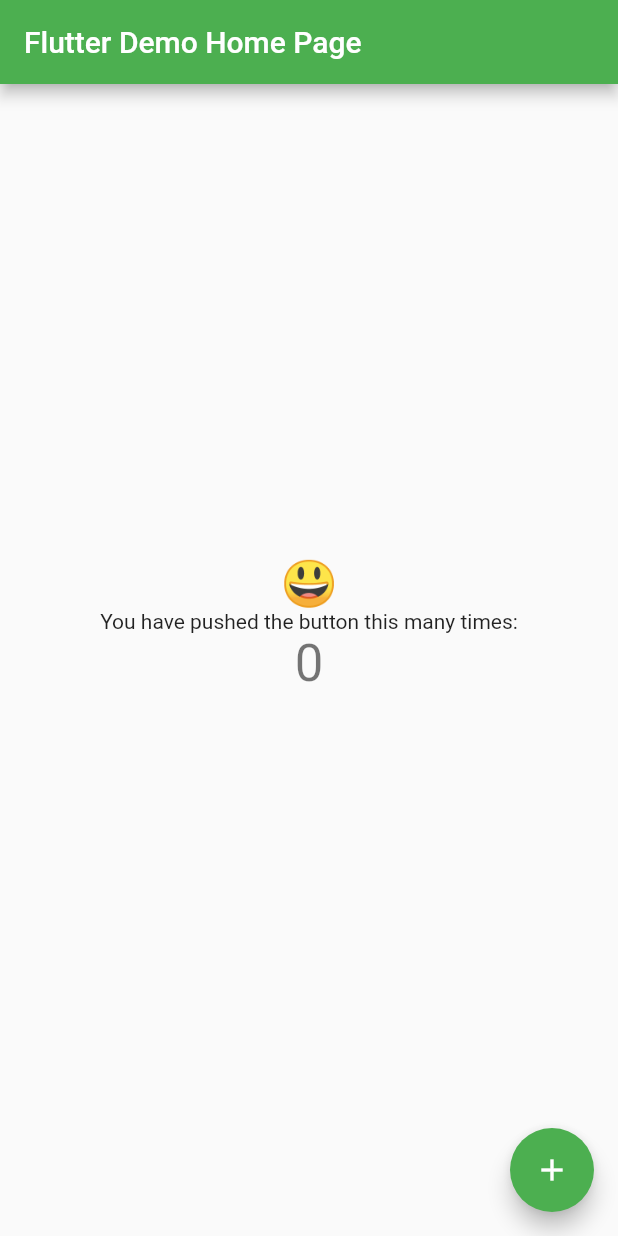
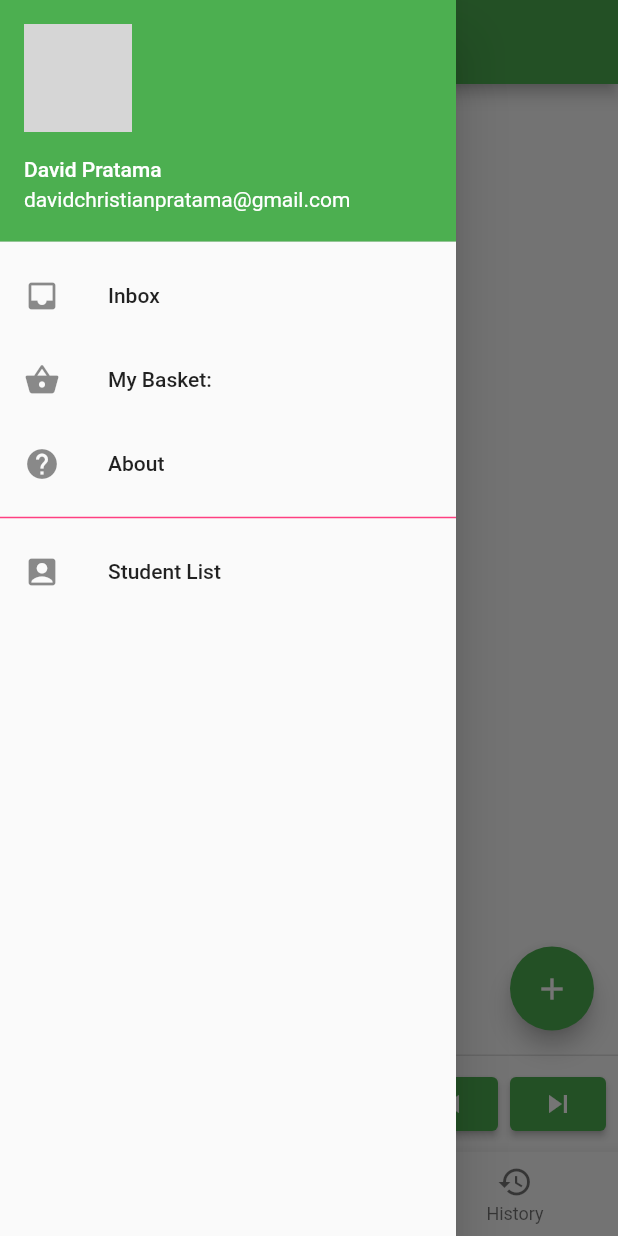
Before and after one commit to daviddprtma/hello_world, a Flutter app: the screen it shows after launch, with the side drawer open (before the commit the screen has no drawer), on a phone screen of 412 x 824 dp. Run offline on Flutter 3.47's test engine with Material 2 defaults, Android fonts, the phone set to English and light mode, and no system bars; network calls fail; grey boxes are pictures that could not be loaded.

Commit message:
week 2 learning flutter

```diff
--- a/lib/main.dart
+++ b/lib/main.dart
@@ -1,4 +1,11 @@
 import 'package:flutter/material.dart';
+
+import 'package:hello_world/screen/about.dart';
+import 'package:hello_world/screen/basket.dart';
+import 'package:hello_world/screen/history.dart';
+import 'package:hello_world/screen/home.dart';
+import 'package:hello_world/screen/search.dart';
+import 'package:hello_world/screen/studentlist.dart';
 
 void main() {
   runApp(const MyApp());
@@ -24,7 +31,12 @@
         // is not restarted.
         primarySwatch: Colors.green,
       ),
-      home: const MyHomePage(title: 'Flutter Demo Home Page'),
+      home: const MyHomePage(title: 'Hello World'),
+      routes: {
+        'about': (context) => About(),
+        'basket': (context) => Basket(),
+        'studentlist': (context) => StudentList(),
+      },
     );
   }
 }
@@ -53,6 +65,15 @@
   Runes angryEmoji = Runes('\u{1F621}');
   String emot = '';
   String angryEmot = '';
+  int _currentIndex = 0;
+
+  final List<Widget> _screens = [
+    Home(),
+    Search(),
+    History(),
+  ];
+
+  final List<String> _title = ['Home', 'Search', 'History'];
 
   void _incrementCounter() {
     setState(() {
@@ -71,21 +92,72 @@
     });
   }
 
-  @override
-  Widget build(BuildContext context) {
-    // This method is rerun every time setState is called, for instance as done
-    // by the _incrementCounter method above.
-    //
-    // The Flutter framework has been optimized to make rerunning build methods
-    // fast, so that you can just rebuild anything that needs updating rather
-    // than having to individually change instances of widgets.
-    return Scaffold(
-      appBar: AppBar(
-        // Here we take the value from the MyHomePage object that was created by
-        // the App.build method, and use it to set our appbar title.
-        title: Text(widget.title),
+  Widget myDrawer() {
+    return Drawer(
+      elevation: 16.0,
+      child: Column(children: <Widget>[
+        UserAccountsDrawerHeader(
+          accountName: Text("David Pratama"),
+          accountEmail: Text("davidchristianpratama@gmail.com"),
+          currentAccountPicture: CircleAvatar(
+            backgroundImage: NetworkImage("https://i.pravatar.cc/150"),
           ),
-      body: Center(
+        ),
+        ListTile(
+          title: Text("Inbox"),
+          leading: Icon(Icons.inbox),
+        ),
+        ListTile(
+          title: Text("My Basket: "),
+          leading: Icon(Icons.shopping_basket),
+          onTap: () {
+            Navigator.popAndPushNamed(context, 'basket');
+          },
+        ),
+        ListTile(
+            title: Text("About"),
+            leading: Icon(Icons.help),
+            onTap: () {
+              // Navigator.push(
+              //     context, MaterialPageRoute(builder: (context) => About()));
+
+              Navigator.popAndPushNamed(context, 'about');
+            }),
+        Divider(
+          color: Colors.pinkAccent,
+          thickness: 1,
+        ),
+        ListTile(
+            title: Text("Student List"),
+            leading: Icon(Icons.account_box),
+            onTap: () {
+              // Navigator.push(
+              //     context, MaterialPageRoute(builder: (context) => About()));
+
+              Navigator.popAndPushNamed(context, 'studentlist');
+            }),
+      ]),
+    );
+  }
+
+  Widget myBottom() {
+    return BottomNavigationBar(
+        currentIndex: _currentIndex,
+        fixedColor: Colors.teal,
+        items: const [
+          BottomNavigationBarItem(label: "Home", icon: Icon(Icons.home)),
+          BottomNavigationBarItem(label: "Search", icon: Icon(Icons.search)),
+          BottomNavigationBarItem(label: "History", icon: Icon(Icons.history))
+        ],
+        onTap: (int index) {
+          setState(() {
+            _currentIndex = index;
+          });
+        });
+  }
+
+  Widget myBody() {
+    return Center(
       // Center is a layout widget. It takes a single child and positions it
       // in the middle of the parent.
       child: Column(
@@ -122,12 +194,35 @@
           ),
         ],
       ),
+    );
+  }
+
+  @override
+  Widget build(BuildContext context) {
+    // This method is rerun every time setState is called, for instance as done
+    // by the _incrementCounter method above.
+    //
+    // The Flutter framework has been optimized to make rerunning build methods
+    // fast, so that you can just rebuild anything that needs updating rather
+    // than having to individually change instances of widgets.
+    return Scaffold(
+        appBar: AppBar(
+          // Here we take the value from the MyHomePage object that was created by
+          // the App.build method, and use it to set our appbar title.
+          title: Text(_title[_currentIndex]),
         ),
+        body: _screens[_currentIndex],
         floatingActionButton: FloatingActionButton(
           onPressed: _incrementCounter,
           tooltip: 'Increment',
           child: const Icon(Icons.add),
-      ), // This trailing comma makes auto-formatting nicer for build methods.
-    );
+        ),
+        drawer: myDrawer(),
+        persistentFooterButtons: <Widget>[
+          ElevatedButton(
+              onPressed: () {}, child: const Icon(Icons.skip_previous)),
+          ElevatedButton(onPressed: () {}, child: const Icon(Icons.skip_next))
+        ],
+        bottomNavigationBar: myBottom());
   }
 }
--- /dev/null
+++ b/lib/screen/about.dart
@@ -0,0 +1,11 @@
+import 'package:flutter/material.dart';
+
+class About extends StatelessWidget {
+  @override
+  Widget build(BuildContext context) {
+    return Scaffold(
+      appBar: AppBar(title: Text('About')),
+      body: Center(child: Text("This is about page")),
+    );
+  }
+}
--- /dev/null
+++ b/lib/screen/history.dart
@@ -0,0 +1,10 @@
+import 'package:flutter/material.dart';
+
+class History extends StatelessWidget {
+  @override
+  Widget build(BuildContext context) {
+    return Scaffold(
+      body: Center(child: Text("This is history page")),
+    );
+  }
+}
--- /dev/null
+++ b/lib/screen/home.dart
@@ -0,0 +1,10 @@
+import 'package:flutter/material.dart';
+
+class Home extends StatelessWidget {
+  @override
+  Widget build(BuildContext context) {
+    return Scaffold(
+      body: Center(child: Text("This is home page")),
+    );
+  }
+}
--- /dev/null
+++ b/lib/screen/search.dart
@@ -0,0 +1,10 @@
+import 'package:flutter/material.dart';
+
+class Search extends StatelessWidget {
+  @override
+  Widget build(BuildContext context) {
+    return Scaffold(
+      body: Center(child: Text("This is search page")),
+    );
+  }
+}
```
Also changed, not shown: lib/screen/basket.dart (added, +26 -0 lines), lib/screen/itemBasket.dart (added, +17 -0 lines), lib/screen/studentdetail.dart (added, +15 -0 lines), lib/screen/studentlist.dart (added, +42 -0 lines). Lines whose indentation alone changed are shown as unchanged.
